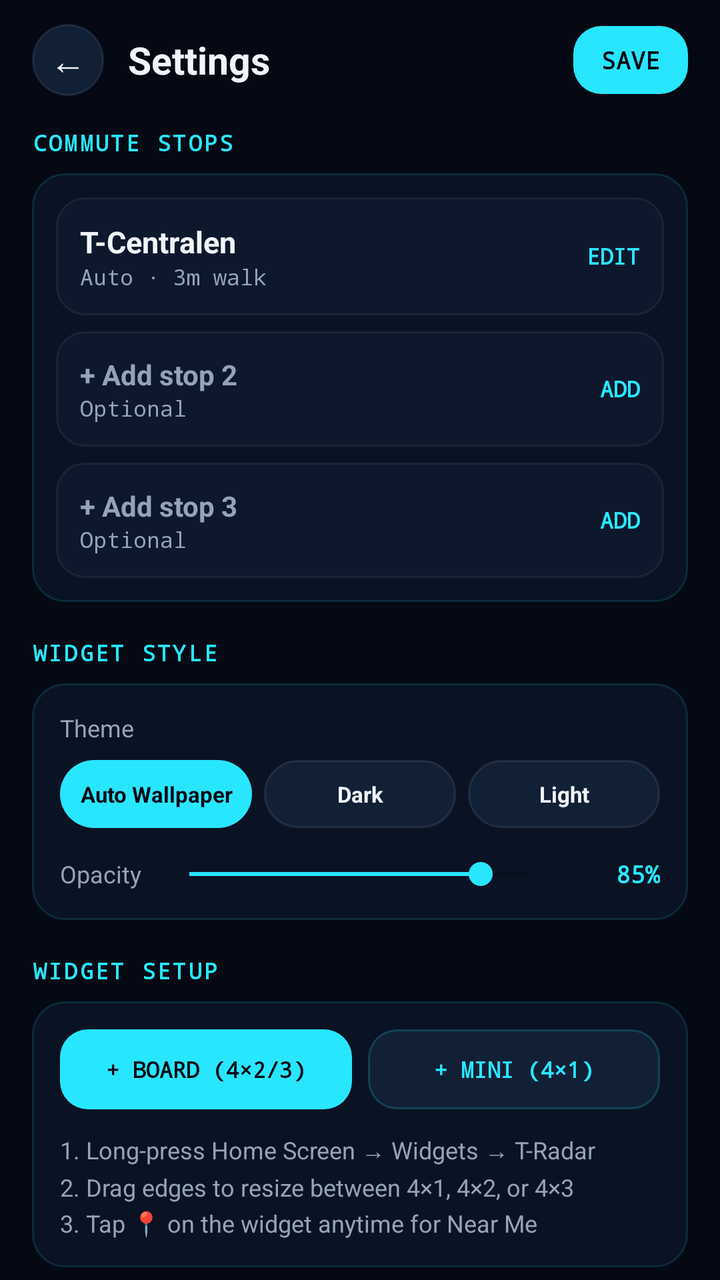
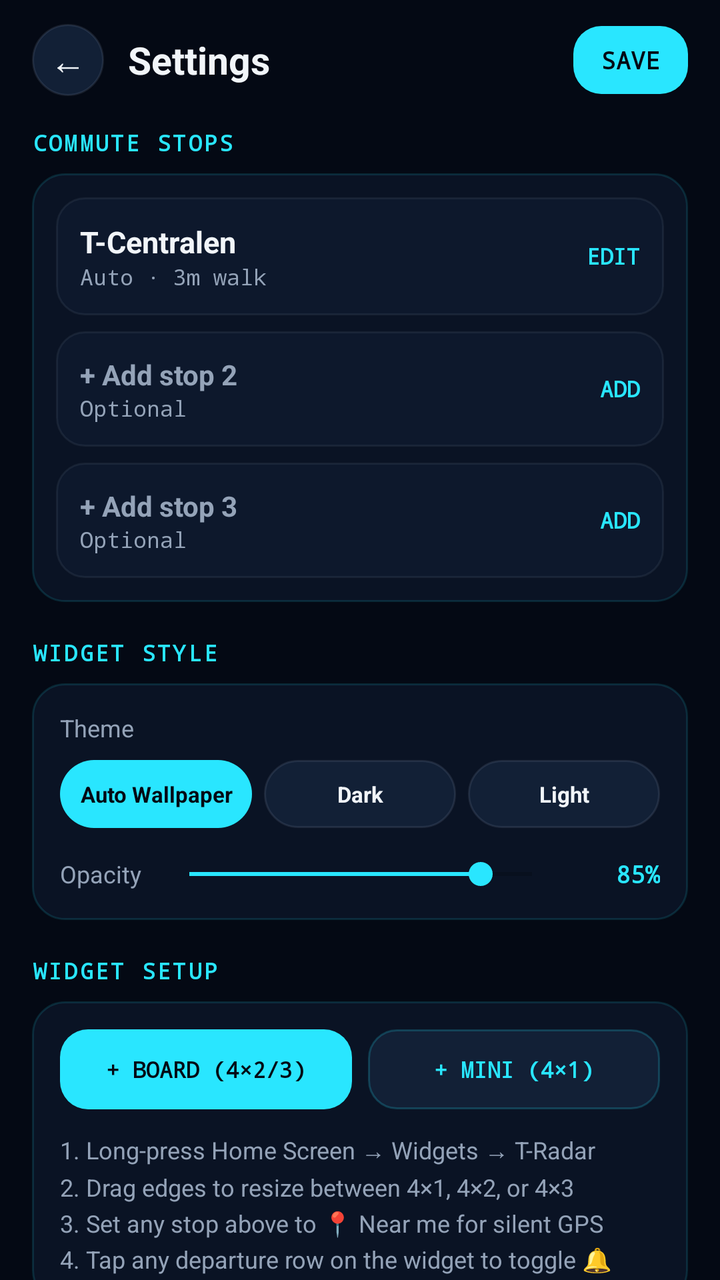

The first picture is an Android layout as it rendered before a commit; the second is the same layout after the commit. The layout source and the unified diff follow.
<!-- AndroidManifest.xml: application theme Theme.TRadar -->
<!-- res/layout/activity_settings.xml -->
<?xml version="1.0" encoding="utf-8"?>
<LinearLayout xmlns:android="http://schemas.android.com/apk/res/android"
    android:id="@+id/settings_root"
    android:layout_width="match_parent"
    android:layout_height="match_parent"
    android:background="@color/bg_dark"
    android:orientation="vertical">

    
    <LinearLayout
        android:layout_width="match_parent"
        android:layout_height="wrap_content"
        android:gravity="center_vertical"
        android:orientation="horizontal"
        android:paddingStart="16dp"
        android:paddingTop="12dp"
        android:paddingEnd="16dp"
        android:paddingBottom="10dp">

        <TextView
            android:id="@+id/settings_back"
            android:layout_width="36dp"
            android:layout_height="36dp"
            android:background="@drawable/chip_idle"
            android:gravity="center"
            android:text="←"
            android:textColor="@color/text_primary"
            android:textSize="18sp" />

        <TextView
            android:id="@+id/settings_title"
            android:layout_width="0dp"
            android:layout_height="wrap_content"
            android:layout_marginStart="12dp"
            android:layout_weight="1"
            android:text="Settings"
            android:textColor="@color/text_primary"
            android:textSize="19sp"
            android:textStyle="bold" />

        <TextView
            android:id="@+id/btn_settings_done"
            android:layout_width="wrap_content"
            android:layout_height="34dp"
            android:background="@drawable/btn_primary_bg"
            android:fontFamily="monospace"
            android:gravity="center"
            android:paddingStart="14dp"
            android:paddingEnd="14dp"
            android:text="SAVE"
            android:textColor="@color/bg_dark"
            android:textSize="12sp"
            android:textStyle="bold" />
    </LinearLayout>

    <ScrollView
        android:layout_width="match_parent"
        android:layout_height="0dp"
        android:layout_weight="1"
        android:scrollbars="none">

        <LinearLayout
            android:layout_width="match_parent"
            android:layout_height="wrap_content"
            android:orientation="vertical"
            android:paddingStart="16dp"
            android:paddingTop="6dp"
            android:paddingEnd="16dp"
            android:paddingBottom="24dp">

            
            <TextView
                android:layout_width="wrap_content"
                android:layout_height="wrap_content"
                android:fontFamily="monospace"
                android:letterSpacing="0.1"
                android:text="COMMUTE STOPS"
                android:textColor="@color/cyan_accent"
                android:textSize="11sp"
                android:textStyle="bold" />

            <LinearLayout
                android:layout_width="match_parent"
                android:layout_height="wrap_content"
                android:layout_marginTop="8dp"
                android:background="@drawable/app_card_bg"
                android:orientation="vertical"
                android:padding="12dp">

                
                <LinearLayout
                    android:id="@+id/set_slot_0"
                    android:layout_width="match_parent"
                    android:layout_height="wrap_content"
                    android:background="@drawable/app_row_bg"
                    android:gravity="center_vertical"
                    android:orientation="horizontal"
                    android:padding="12dp">

                    <LinearLayout
                        android:layout_width="0dp"
                        android:layout_height="wrap_content"
                        android:layout_weight="1"
                        android:orientation="vertical">

                        <TextView
                            android:id="@+id/set_slot_name_0"
                            android:layout_width="wrap_content"
                            android:layout_height="wrap_content"
                            android:text="T-Centralen"
                            android:textColor="@color/text_primary"
                            android:textSize="15sp"
                            android:textStyle="bold" />

                        <TextView
                            android:id="@+id/set_slot_meta_0"
                            android:layout_width="wrap_content"
                            android:layout_height="wrap_content"
                            android:fontFamily="monospace"
                            android:text="Auto · 3m walk"
                            android:textColor="@color/text_secondary"
                            android:textSize="11sp" />
                    </LinearLayout>

                    <TextView
                        android:layout_width="wrap_content"
                        android:layout_height="wrap_content"
                        android:fontFamily="monospace"
                        android:text="EDIT"
                        android:textColor="@color/cyan_accent"
                        android:textSize="11sp"
                        android:textStyle="bold" />
                </LinearLayout>

                
                <LinearLayout
                    android:id="@+id/set_slot_1"
                    android:layout_width="match_parent"
                    android:layout_height="wrap_content"
                    android:layout_marginTop="8dp"
                    android:background="@drawable/app_row_bg"
                    android:gravity="center_vertical"
                    android:orientation="horizontal"
                    android:padding="12dp">

                    <LinearLayout
                        android:layout_width="0dp"
                        android:layout_height="wrap_content"
                        android:layout_weight="1"
                        android:orientation="vertical">

                        <TextView
                            android:id="@+id/set_slot_name_1"
                            android:layout_width="wrap_content"
                            android:layout_height="wrap_content"
                            android:text="+ Add stop 2"
                            android:textColor="@color/text_secondary"
                            android:textSize="14sp"
                            android:textStyle="bold" />

                        <TextView
                            android:id="@+id/set_slot_meta_1"
                            android:layout_width="wrap_content"
                            android:layout_height="wrap_content"
                            android:fontFamily="monospace"
                            android:text="Optional"
                            android:textColor="@color/text_secondary"
                            android:textSize="11sp" />
                    </LinearLayout>

                    <TextView
                        android:id="@+id/set_slot_action_1"
                        android:layout_width="wrap_content"
                        android:layout_height="wrap_content"
                        android:fontFamily="monospace"
                        android:text="ADD"
                        android:textColor="@color/cyan_accent"
                        android:textSize="11sp"
                        android:textStyle="bold" />
                </LinearLayout>

                
                <LinearLayout
                    android:id="@+id/set_slot_2"
                    android:layout_width="match_parent"
                    android:layout_height="wrap_content"
                    android:layout_marginTop="8dp"
                    android:background="@drawable/app_row_bg"
                    android:gravity="center_vertical"
                    android:orientation="horizontal"
                    android:padding="12dp">

                    <LinearLayout
                        android:layout_width="0dp"
                        android:layout_height="wrap_content"
                        android:layout_weight="1"
                        android:orientation="vertical">

                        <TextView
                            android:id="@+id/set_slot_name_2"
                            android:layout_width="wrap_content"
                            android:layout_height="wrap_content"
                            android:text="+ Add stop 3"
                            android:textColor="@color/text_secondary"
                            android:textSize="14sp"
                            android:textStyle="bold" />

                        <TextView
                            android:id="@+id/set_slot_meta_2"
                            android:layout_width="wrap_content"
                            android:layout_height="wrap_content"
                            android:fontFamily="monospace"
                            android:text="Optional"
                            android:textColor="@color/text_secondary"
                            android:textSize="11sp" />
                    </LinearLayout>

                    <TextView
                        android:id="@+id/set_slot_action_2"
                        android:layout_width="wrap_content"
                        android:layout_height="wrap_content"
                        android:fontFamily="monospace"
                        android:text="ADD"
                        android:textColor="@color/cyan_accent"
                        android:textSize="11sp"
                        android:textStyle="bold" />
                </LinearLayout>
            </LinearLayout>

            
            <TextView
                android:layout_width="wrap_content"
                android:layout_height="wrap_content"
                android:layout_marginTop="18dp"
                android:fontFamily="monospace"
                android:letterSpacing="0.1"
                android:text="WIDGET STYLE"
                android:textColor="@color/cyan_accent"
                android:textSize="11sp"
                android:textStyle="bold" />

            <LinearLayout
                android:layout_width="match_parent"
                android:layout_height="wrap_content"
                android:layout_marginTop="8dp"
                android:background="@drawable/app_card_bg"
                android:orientation="vertical"
                android:padding="14dp">

                <TextView
                    android:layout_width="wrap_content"
                    android:layout_height="wrap_content"
                    android:text="Theme"
                    android:textColor="@color/text_secondary"
                    android:textSize="12sp" />

                <LinearLayout
                    android:layout_width="match_parent"
                    android:layout_height="wrap_content"
                    android:layout_marginTop="8dp"
                    android:orientation="horizontal">

                    <TextView
                        android:id="@+id/theme_auto"
                        android:layout_width="0dp"
                        android:layout_height="34dp"
                        android:layout_marginEnd="6dp"
                        android:layout_weight="1"
                        android:background="@drawable/chip_active"
                        android:gravity="center"
                        android:text="Auto Wallpaper"
                        android:textColor="@color/bg_dark"
                        android:textSize="11sp"
                        android:textStyle="bold" />

                    <TextView
                        android:id="@+id/theme_dark"
                        android:layout_width="0dp"
                        android:layout_height="34dp"
                        android:layout_marginEnd="6dp"
                        android:layout_weight="1"
                        android:background="@drawable/chip_idle"
                        android:gravity="center"
                        android:text="Dark"
                        android:textColor="@color/text_primary"
                        android:textSize="11sp"
                        android:textStyle="bold" />

                    <TextView
                        android:id="@+id/theme_light"
                        android:layout_width="0dp"
                        android:layout_height="34dp"
                        android:layout_weight="1"
                        android:background="@drawable/chip_idle"
                        android:gravity="center"
                        android:text="Light"
                        android:textColor="@color/text_primary"
                        android:textSize="11sp"
                        android:textStyle="bold" />
                </LinearLayout>

                <LinearLayout
                    android:layout_width="match_parent"
                    android:layout_height="wrap_content"
                    android:layout_marginTop="14dp"
                    android:gravity="center_vertical"
                    android:orientation="horizontal">

                    <TextView
                        android:layout_width="wrap_content"
                        android:layout_height="wrap_content"
                        android:text="Opacity"
                        android:textColor="@color/text_secondary"
                        android:textSize="12sp" />

                    <SeekBar
                        android:id="@+id/set_opacity_seek"
                        android:layout_width="0dp"
                        android:layout_height="wrap_content"
                        android:layout_marginStart="8dp"
                        android:layout_marginEnd="6dp"
                        android:layout_weight="1"
                        android:max="100"
                        android:progress="85"
                        android:progressTint="@color/cyan_accent"
                        android:thumbTint="@color/cyan_accent" />

                    <TextView
                        android:id="@+id/set_opacity_value"
                        android:layout_width="42dp"
                        android:layout_height="wrap_content"
                        android:fontFamily="monospace"
                        android:gravity="end"
                        android:text="85%"
                        android:textColor="@color/cyan_accent"
                        android:textSize="12sp"
                        android:textStyle="bold" />
                </LinearLayout>
            </LinearLayout>

            
            <TextView
                android:layout_width="wrap_content"
                android:layout_height="wrap_content"
                android:layout_marginTop="18dp"
                android:fontFamily="monospace"
                android:letterSpacing="0.1"
                android:text="WIDGET SETUP"
                android:textColor="@color/cyan_accent"
                android:textSize="11sp"
                android:textStyle="bold" />

            <LinearLayout
                android:layout_width="match_parent"
                android:layout_height="wrap_content"
                android:layout_marginTop="8dp"
                android:background="@drawable/app_card_bg"
                android:orientation="vertical"
                android:padding="14dp">

                <LinearLayout
                    android:layout_width="match_parent"
                    android:layout_height="wrap_content"
                    android:orientation="horizontal">

                    <TextView
                        android:id="@+id/btn_pin_board"
                        android:layout_width="0dp"
                        android:layout_height="40dp"
                        android:layout_marginEnd="8dp"
                        android:layout_weight="1"
                        android:background="@drawable/btn_primary_bg"
                        android:fontFamily="monospace"
                        android:gravity="center"
                        android:text="+ BOARD (4×2/3)"
                        android:textColor="@color/bg_dark"
                        android:textSize="11sp"
                        android:textStyle="bold" />

                    <TextView
                        android:id="@+id/btn_pin_mini"
                        android:layout_width="0dp"
                        android:layout_height="40dp"
                        android:layout_weight="1"
                        android:background="@drawable/btn_secondary_bg"
                        android:fontFamily="monospace"
                        android:gravity="center"
                        android:text="+ MINI (4×1)"
                        android:textColor="@color/cyan_accent"
                        android:textSize="11sp"
                        android:textStyle="bold" />
                </LinearLayout>

                <TextView
                    android:layout_width="match_parent"
                    android:layout_height="wrap_content"
                    android:layout_marginTop="12dp"
                    android:lineSpacingExtra="4dp"
                    android:text="1. Long-press Home Screen → Widgets → T-Radar\n2. Drag edges to resize between 4×1, 4×2, or 4×3\n3. Tap 📍 on the widget anytime for Near Me"
                    android:textColor="@color/text_secondary"
                    android:textSize="12sp" />
            </LinearLayout>

            
            <TextView
                android:layout_width="wrap_content"
                android:layout_height="wrap_content"
                android:layout_marginTop="18dp"
                android:fontFamily="monospace"
                android:letterSpacing="0.1"
                android:text="APP"
                android:textColor="@color/cyan_accent"
                android:textSize="11sp"
                android:textStyle="bold" />

            <LinearLayout
                android:layout_width="match_parent"
                android:layout_height="wrap_content"
                android:layout_marginTop="8dp"
                android:background="@drawable/app_card_bg"
                android:orientation="vertical"
                android:padding="14dp">

                <LinearLayout
                    android:id="@+id/row_check_updates"
                    android:layout_width="match_parent"
                    android:layout_height="wrap_content"
                    android:gravity="center_vertical"
                    android:orientation="horizontal"
                    android:paddingTop="2dp"
                    android:paddingBottom="2dp">

                    <LinearLayout
                        android:layout_width="0dp"
                        android:layout_height="wrap_content"
                        android:layout_weight="1"
                        android:orientation="vertical">

                        <TextView
                            android:id="@+id/set_update_title"
                            android:layout_width="wrap_content"
                            android:layout_height="wrap_content"
                            android:text="Check for updates"
                            android:textColor="@color/text_primary"
                            android:textSize="14sp"
                            android:textStyle="bold" />

                        <TextView
                            android:id="@+id/set_version_label"
                            android:layout_width="wrap_content"
                            android:layout_height="wrap_content"
                            android:fontFamily="monospace"
                            android:text="T-Radar v2.0.0"
                            android:textColor="@color/text_secondary"
                            android:textSize="11sp" />
                    </LinearLayout>

                    <TextView
                        android:id="@+id/set_update_badge"
                        android:layout_width="wrap_content"
                        android:layout_height="wrap_content"
                        android:fontFamily="monospace"
                        android:text="CHECK →"
                        android:textColor="@color/cyan_accent"
                        android:textSize="11sp"
                        android:textStyle="bold" />
                </LinearLayout>
            </LinearLayout>

        </LinearLayout>
    </ScrollView>

</LinearLayout>
<!-- resources referenced by this layout -->
<resources>
  <color name="bg_dark">#040914</color>
  <color name="cyan_accent">#29E6FF</color>
  <color name="text_primary">#F1F5F9</color>
  <color name="text_secondary">#94A3B8</color>
  <!-- drawable app_card_bg (drawable) -->
  <?xml version="1.0" encoding="utf-8"?>
  <shape xmlns:android="http://schemas.android.com/apk/res/android"
      android:shape="rectangle">
      <solid android:color="#0A1324" />
      <stroke android:width="1dp" android:color="#2229E6FF" />
      <corners android:radius="16dp" />
  </shape>
  <!-- drawable app_row_bg (drawable) -->
  <?xml version="1.0" encoding="utf-8"?>
  <shape xmlns:android="http://schemas.android.com/apk/res/android"
      android:shape="rectangle">
      <solid android:color="#0D182C" />
      <stroke android:width="1dp" android:color="#1A94A3B8" />
      <corners android:radius="14dp" />
  </shape>
  <!-- drawable btn_primary_bg (drawable) -->
  <?xml version="1.0" encoding="utf-8"?>
  <shape xmlns:android="http://schemas.android.com/apk/res/android"
      android:shape="rectangle">
      <solid android:color="#29E6FF" />
      <corners android:radius="14dp" />
  </shape>
  <!-- drawable btn_secondary_bg (drawable) -->
  <?xml version="1.0" encoding="utf-8"?>
  <shape xmlns:android="http://schemas.android.com/apk/res/android"
      android:shape="rectangle">
      <solid android:color="#122036" />
      <stroke android:width="1dp" android:color="#3329E6FF" />
      <corners android:radius="14dp" />
  </shape>
  <!-- drawable chip_active (drawable) -->
  <?xml version="1.0" encoding="utf-8"?>
  <shape xmlns:android="http://schemas.android.com/apk/res/android"
      android:shape="rectangle">
      <solid android:color="#29E6FF" />
      <corners android:radius="999dp" />
  </shape>
  <!-- drawable chip_idle (drawable) -->
  <?xml version="1.0" encoding="utf-8"?>
  <shape xmlns:android="http://schemas.android.com/apk/res/android"
      android:shape="rectangle">
      <solid android:color="#122036" />
      <stroke android:width="1dp" android:color="#2694A3B8" />
      <corners android:radius="999dp" />
  </shape>
  <style name="Theme.TRadar" parent="Theme.AppCompat.DayNight.NoActionBar">
          <item name="colorPrimary">@color/cyan_accent</item>
          <item name="colorPrimaryDark">@color/bg_dark</item>
          <item name="colorAccent">@color/cyan_accent</item>
          <item name="android:windowBackground">@color/bg_dark</item>
          <item name="android:statusBarColor">@color/bg_dark</item>
          <item name="android:navigationBarColor">@color/bg_dark</item>
      </style>
</resources>

<!-- the commit's change to res/layout/activity_settings.xml (unified diff, before → after) -->
@@ -396,7 +396,7 @@
                     android:layout_height="wrap_content"
                     android:layout_marginTop="12dp"
                     android:lineSpacingExtra="4dp"
-                    android:text="1. Long-press Home Screen → Widgets → T-Radar\n2. Drag edges to resize between 4×1, 4×2, or 4×3\n3. Tap 📍 on the widget anytime for Near Me"
+                    android:text="1. Long-press Home Screen → Widgets → T-Radar\n2. Drag edges to resize between 4×1, 4×2, or 4×3\n3. Set any stop above to 📍 Near me for silent GPS\n4. Tap any departure row on the widget to toggle 🔔"
                     android:textColor="@color/text_secondary"
                     android:textSize="12sp" />
             </LinearLayout>
